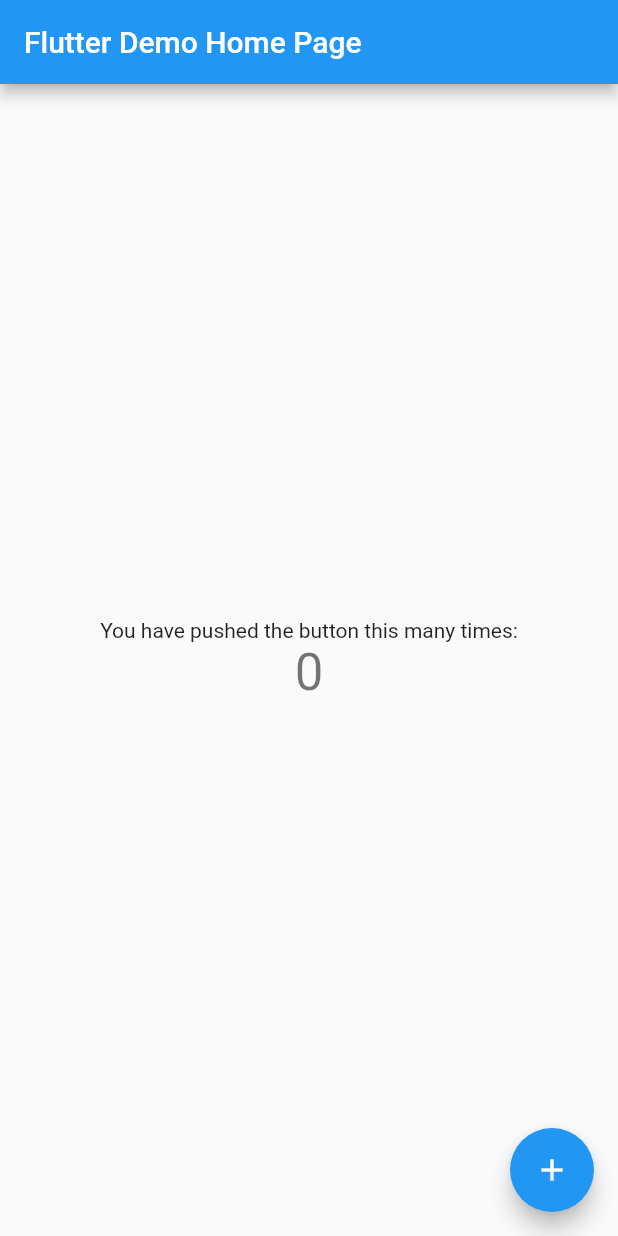
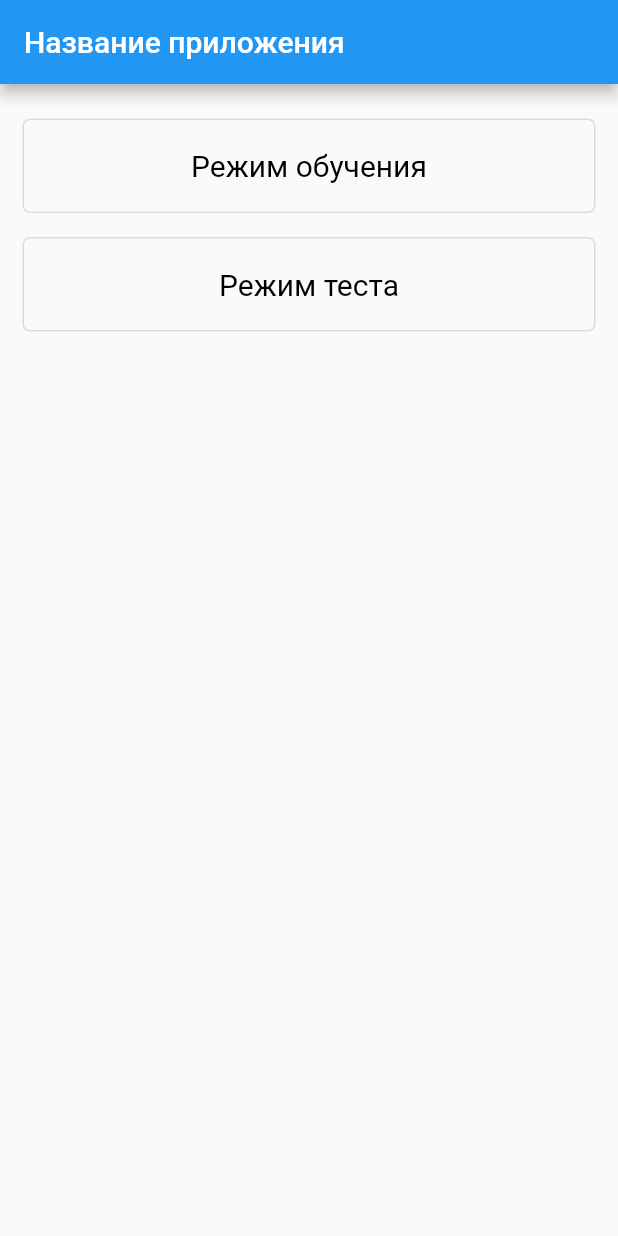
Before and after one commit to iaroshuk-dmitrii/questions_list, a Flutter app: the screen it shows after launch, on a phone screen of 412 x 824 dp. Run offline on Flutter 3.47's test engine with Material 2 defaults, Android fonts, the phone set to English and light mode, and no system bars; our stand-ins replace flutter_redux, redux.

Commit message:
Режим теста с получением вопросов по сети

```diff
--- /dev/null
+++ b/lib/business_logic/redux.dart
@@ -0,0 +1,92 @@
+import 'package:questions_list/models/question.dart';
+
+AppState reducer(AppState state, dynamic action) {
+  List<Question> questionsList = state.questionsList;
+  Question? question = state.question;
+  int questionNumber = state.questionNumber;
+  LoadingState loadingState = state.loadingState;
+  if (action is LoadQuestions) {
+    loadingState = LoadingState.loading;
+  }
+  if (action is LoadFinishedErr) {
+    loadingState = LoadingState.failed;
+  }
+  if (action is LoadFinishedOk) {
+    loadingState = LoadingState.loaded;
+    questionsList = action.questionsList;
+    questionNumber = 0;
+    question = questionsList[questionNumber];
+  }
+  if (action is GetNewQuestion) {
+    questionNumber = questionNumber + 1;
+    if (questionNumber < questionsList.length) {
+      question = questionsList[questionNumber];
+    }
+  }
+  if (action is CheckAnswer) {
+    if (action.answerNumber == question?.correctAnswer) {
+      question?.isCorrect = true;
+      if (questionNumber < questionsList.length) {
+        questionsList[questionNumber].isCorrect = true;
+      }
+    }
+  }
+  if (action is ResetTest) {
+    loadingState = LoadingState.idle;
+  }
+
+  return AppState(
+    questionsList: questionsList,
+    question: question,
+    questionNumber: questionNumber,
+    loadingState: loadingState,
+  );
+}
+
+class AppState {
+  List<Question> questionsList;
+  int questionNumber;
+  Question? question;
+  LoadingState loadingState;
+  AppState({
+    required this.questionsList,
+    required this.questionNumber,
+    this.question,
+    required this.loadingState,
+  });
+
+  AppState.initialState()
+      : questionsList = <Question>[],
+        questionNumber = 0,
+        loadingState = LoadingState.idle;
+}
+
+abstract class Action {}
+
+class GetNewQuestion extends Action {
+  GetNewQuestion();
+}
+
+class LoadQuestions extends Action {
+  LoadQuestions();
+}
+
+class CheckAnswer extends Action {
+  int answerNumber;
+  CheckAnswer(this.answerNumber);
+}
+
+class LoadFinishedOk extends Action {
+  List<Question> questionsList;
+  LoadFinishedOk(this.questionsList);
+}
+
+class LoadFinishedErr extends Action {
+  LoadFinishedErr();
+}
+
+class ResetTest extends Action {
+  ResetTest();
+}
+
+enum LoadingState { idle, loading, loaded, failed }
--- a/lib/main.dart
+++ b/lib/main.dart
@@ -1,115 +1,39 @@
 import 'package:flutter/material.dart';
+import 'package:intl/intl.dart';
+import 'package:flutter_localizations/flutter_localizations.dart';
+import 'package:questions_list/business_logic/midlware.dart';
+import 'package:questions_list/business_logic/redux.dart';
+import 'package:flutter_redux/flutter_redux.dart';
+import 'package:questions_list/screens/initial_screen.dart';
+import 'package:redux/redux.dart';
 
 void main() {
-  runApp(const MyApp());
+  final Store<AppState> store = Store(
+    reducer,
+    middleware: [HttpMiddleware()],
+    initialState: AppState.initialState(),
+  );
+  runApp(StoreProvider(
+    store: store,
+    child: const MyApp(),
+  ));
 }
 
 class MyApp extends StatelessWidget {
   const MyApp({Key? key}) : super(key: key);
 
-  // This widget is the root of your application.
   @override
   Widget build(BuildContext context) {
+    Intl.defaultLocale = 'ru_Ru';
     return MaterialApp(
-      title: 'Flutter Demo',
-      theme: ThemeData(
-        // This is the theme of your application.
-        //
-        // Try running your application with "flutter run". You'll see the
-        // application has a blue toolbar. Then, without quitting the app, try
-        // changing the primarySwatch below to Colors.green and then invoke
-        // "hot reload" (press "r" in the console where you ran "flutter run",
-        // or simply save your changes to "hot reload" in a Flutter IDE).
-        // Notice that the counter didn't reset back to zero; the application
-        // is not restarted.
-        primarySwatch: Colors.blue,
-      ),
-      home: const MyHomePage(title: 'Flutter Demo Home Page'),
+      theme: ThemeData.light(),
+      localizationsDelegates: const [
+        GlobalWidgetsLocalizations.delegate,
+        GlobalMaterialLocalizations.delegate,
+        GlobalCupertinoLocalizations.delegate,
+      ],
+      supportedLocales: const [Locale('ru', 'RU')],
+      home: const InitialScreen(),
     );
   }
 }
-
-class MyHomePage extends StatefulWidget {
-  const MyHomePage({Key? key, required this.title}) : super(key: key);
-
-  // This widget is the home page of your application. It is stateful, meaning
-  // that it has a State object (defined below) that contains fields that affect
-  // how it looks.
-
-  // This class is the configuration for the state. It holds the values (in this
-  // case the title) provided by the parent (in this case the App widget) and
-  // used by the build method of the State. Fields in a Widget subclass are
-  // always marked "final".
-
-  final String title;
-
-  @override
-  State<MyHomePage> createState() => _MyHomePageState();
-}
-
-class _MyHomePageState extends State<MyHomePage> {
-  int _counter = 0;
-
-  void _incrementCounter() {
-    setState(() {
-      // This call to setState tells the Flutter framework that something has
-      // changed in this State, which causes it to rerun the build method below
-      // so that the display can reflect the updated values. If we changed
-      // _counter without calling setState(), then the build method would not be
-      // called again, and so nothing would appear to happen.
-      _counter++;
-    });
-  }
-
-  @override
-  Widget build(BuildContext context) {
-    // This method is rerun every time setState is called, for instance as done
-    // by the _incrementCounter method above.
-    //
-    // The Flutter framework has been optimized to make rerunning build methods
-    // fast, so that you can just rebuild anything that needs updating rather
-    // than having to individually change instances of widgets.
-    return Scaffold(
-      appBar: AppBar(
-        // Here we take the value from the MyHomePage object that was created by
-        // the App.build method, and use it to set our appbar title.
-        title: Text(widget.title),
-      ),
-      body: Center(
-        // Center is a layout widget. It takes a single child and positions it
-        // in the middle of the parent.
-        child: Column(
-          // Column is also a layout widget. It takes a list of children and
-          // arranges them vertically. By default, it sizes itself to fit its
-          // children horizontally, and tries to be as tall as its parent.
-          //
-          // Invoke "debug painting" (press "p" in the console, choose the
-          // "Toggle Debug Paint" action from the Flutter Inspector in Android
-          // Studio, or the "Toggle Debug Paint" command in Visual Studio Code)
-          // to see the wireframe for each widget.
-          //
-          // Column has various properties to control how it sizes itself and
-          // how it positions its children. Here we use mainAxisAlignment to
-          // center the children vertically; the main axis here is the vertical
-          // axis because Columns are vertical (the cross axis would be
-          // horizontal).
-          mainAxisAlignment: MainAxisAlignment.center,
-          children: <Widget>[
-            const Text(
-              'You have pushed the button this many times:',
-            ),
-            Text(
-              '$_counter',
-              style: Theme.of(context).textTheme.headline4,
-            ),
-          ],
-        ),
-      ),
-      floatingActionButton: FloatingActionButton(
-        onPressed: _incrementCounter,
-        tooltip: 'Increment',
-        child: const Icon(Icons.add),
-      ), // This trailing comma makes auto-formatting nicer for build methods.
-    );
-  }
-}
--- /dev/null
+++ b/lib/models/question.dart
@@ -0,0 +1,29 @@
+class Question {
+  int id;
+  String question;
+  List<String> answers;
+  int correctAnswer;
+  bool isCorrect;
+
+  Question({
+    required this.id,
+    required this.question,
+    required this.answers,
+    required this.correctAnswer,
+    this.isCorrect = false,
+  });
+
+  factory Question.fromJson(Map<String, dynamic> json) {
+    return Question(
+      id: int.parse(json['id'] ?? '0'),
+      question: json['question'],
+      answers: [
+        json['answer1'] ?? '',
+        json['answer2'] ?? '',
+        json['answer3'] ?? '',
+        json['answer4'] ?? '',
+      ],
+      correctAnswer: int.parse(json['correct'] ?? '0'),
+    );
+  }
+}
--- /dev/null
+++ b/lib/screens/initial_screen.dart
@@ -0,0 +1,69 @@
+import 'package:flutter/material.dart';
+import 'package:flutter_redux/flutter_redux.dart';
+import 'package:questions_list/screens/education_screen.dart';
+import 'package:questions_list/screens/test_screen.dart';
+import 'package:questions_list/business_logic/redux.dart';
+import 'package:redux/redux.dart';
+
+class InitialScreen extends StatelessWidget {
+  const InitialScreen({Key? key}) : super(key: key);
+
+  @override
+  Widget build(BuildContext context) {
+    final Store<AppState> store = StoreProvider.of<AppState>(context);
+    return Scaffold(
+      appBar: AppBar(
+        title: const Text('Название приложения'),
+      ),
+      body: Padding(
+        padding: const EdgeInsets.all(15.0),
+        child: Column(
+          crossAxisAlignment: CrossAxisAlignment.stretch,
+          children: [
+            Padding(
+              padding: const EdgeInsets.symmetric(vertical: 8.0),
+              child: OutlinedButton(
+                child: const Text('Режим обучения'),
+                onPressed: () {
+                  Navigator.of(context).push(MaterialPageRoute(builder: (context) => const EducationScreen()));
+                  // store.dispatch(LoadQuestions());
+                },
+                style: ButtonStyle(
+                  alignment: Alignment.center,
+                  textStyle: MaterialStateProperty.all<TextStyle>(const TextStyle(fontSize: 20)),
+                  foregroundColor: MaterialStateProperty.all<Color>(Theme.of(context).colorScheme.onSurface),
+                  shape: MaterialStateProperty.all<RoundedRectangleBorder>(
+                    RoundedRectangleBorder(
+                      borderRadius: BorderRadius.circular(5.0),
+                    ),
+                  ),
+                  padding: MaterialStateProperty.all<EdgeInsetsGeometry>(const EdgeInsets.all(20)),
+                ),
+              ),
+            ),
+            Padding(
+              padding: const EdgeInsets.symmetric(vertical: 8.0),
+              child: OutlinedButton(
+                child: const Text('Режим теста'),
+                onPressed: () {
+                  Navigator.of(context).push(MaterialPageRoute(builder: (context) => const TestScreen()));
+                },
+                style: ButtonStyle(
+                  alignment: Alignment.center,
+                  textStyle: MaterialStateProperty.all<TextStyle>(const TextStyle(fontSize: 20)),
+                  foregroundColor: MaterialStateProperty.all<Color>(Theme.of(context).colorScheme.onSurface),
+                  shape: MaterialStateProperty.all<RoundedRectangleBorder>(
+                    RoundedRectangleBorder(
+                      borderRadius: BorderRadius.circular(5.0),
+                    ),
+                  ),
+                  padding: MaterialStateProperty.all<EdgeInsetsGeometry>(const EdgeInsets.all(20)),
+                ),
+              ),
+            )
+          ],
+        ),
+      ),
+    );
+  }
+}
```
Also changed, not shown: lib/business_logic/midlware.dart (added, +23 -0 lines), lib/screens/education_screen.dart (added, +21 -0 lines), lib/screens/test_screen.dart (added, +107 -0 lines), lib/services/question_api.dart (added, +18 -0 lines), lib/widgets/answer_box.dart (added, +36 -0 lines), pubspec.yaml (+15 -66 lines), 1 other file.
